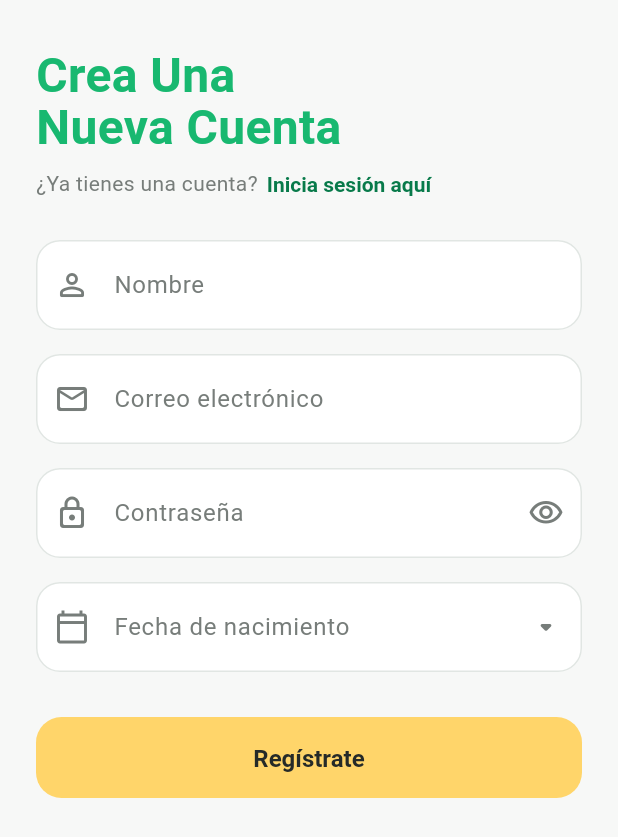
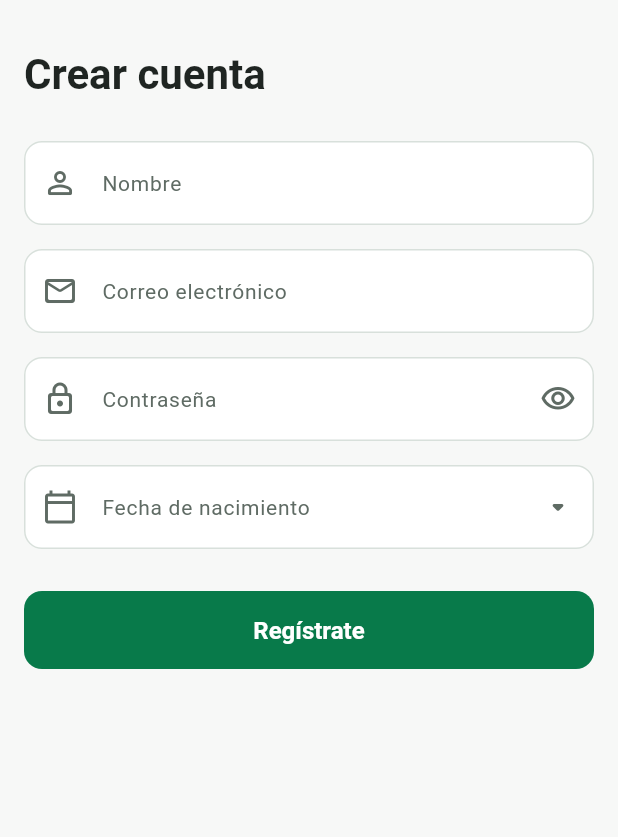
Before and after one commit to AndresRafLopMaz/pdm2026d-equipo-05-giftify, a Flutter app: the screen it shows after launch, on a phone screen of 412 x 824 dp. Shown: the top 837 px of the screen. Run offline on Flutter 3.47's test engine with Material 3 defaults, Android fonts, the phone set to English and light mode, and no system bars; our stand-ins replace flutter_riverpod, shared_preferences, sqflite; accounts and stored records are empty.

Commit message:
style: simplificar registro

```diff
--- a/giftify/lib/features/auth/screens/register_screen.dart
+++ b/giftify/lib/features/auth/screens/register_screen.dart
@@ -1,7 +1,6 @@
 import 'package:flutter/material.dart';
 
 import '../../../app/app_router.dart';
-import '../../../core/theme/app_theme.dart';
 import '../../../shared/models/user_profile.dart';
 
 class RegisterScreen extends StatefulWidget {
@@ -68,16 +67,6 @@ class _RegisterScreenState extends State<RegisterScreen> {
     setState(() {
       _obscurePassword = !_obscurePassword;
     });
-  }
-
-  void _showLoginMessage() {
-    ScaffoldMessenger.of(context).hideCurrentSnackBar();
-    ScaffoldMessenger.of(context).showSnackBar(
-      const SnackBar(
-        content: Text('Inicio de sesión disponible próximamente.'),
-        behavior: SnackBarBehavior.floating,
-      ),
-    );
   }
 
   String? _validateName(String? value) {
@@ -188,84 +177,41 @@ class _RegisterScreenState extends State<RegisterScreen> {
           content: Text(
             'No se pudo completar el registro. Intenta nuevamente.',
           ),
-          behavior: SnackBarBehavior.floating,
         ),
       );
     }
   }
 
-  InputDecoration _fieldDecoration({
-    required String label,
-    required IconData icon,
-    Widget? suffixIcon,
-  }) {
-    return InputDecoration(
-      labelText: label,
-      labelStyle: const TextStyle(color: textoSecundario),
-      prefixIcon: Icon(icon, color: textoSecundario),
-      suffixIcon: suffixIcon,
-      filled: true,
-      fillColor: Colors.white,
-      contentPadding: const EdgeInsets.symmetric(horizontal: 18, vertical: 18),
-      border: OutlineInputBorder(
-        borderRadius: BorderRadius.circular(16),
-        borderSide: const BorderSide(color: Color(0xFFE1E6E3)),
-      ),
-      enabledBorder: OutlineInputBorder(
-        borderRadius: BorderRadius.circular(16),
-        borderSide: const BorderSide(color: Color(0xFFE1E6E3)),
-      ),
-      focusedBorder: OutlineInputBorder(
-        borderRadius: BorderRadius.circular(16),
-        borderSide: const BorderSide(color: verdePrincipal, width: 1.6),
-      ),
-    );
-  }
-
   @override
   Widget build(BuildContext context) {
+    final theme = Theme.of(context);
+    final colors = theme.colorScheme;
+    final horizontalPadding = MediaQuery.sizeOf(context).width >= 600
+        ? 24.0
+        : 16.0;
+
     return Scaffold(
       body: SafeArea(
         child: SingleChildScrollView(
-          padding: const EdgeInsets.fromLTRB(24, 32, 24, 32),
+          padding: EdgeInsets.fromLTRB(
+            horizontalPadding,
+            32,
+            horizontalPadding,
+            32,
+          ),
+          child: Center(
+            child: ConstrainedBox(
+              constraints: const BoxConstraints(maxWidth: 560),
               child: Form(
                 key: _formKey,
                 child: Column(
                   crossAxisAlignment: CrossAxisAlignment.stretch,
                   children: [
-                const Text(
-                  'Crea Una\nNueva Cuenta',
-                  style: TextStyle(
-                    color: verdePrincipal,
-                    fontSize: 32,
-                    height: 1.1,
-                    fontWeight: FontWeight.bold,
+                    Text(
+                      'Crear cuenta',
+                      style: theme.textTheme.displaySmall?.copyWith(
+                        color: colors.onSurface,
                       ),
-                ),
-                const SizedBox(height: 10),
-                Wrap(
-                  crossAxisAlignment: WrapCrossAlignment.center,
-                  children: [
-                    const Text(
-                      '¿Ya tienes una cuenta?',
-                      style: TextStyle(color: textoSecundario, fontSize: 14),
-                    ),
-                    TextButton(
-                      onPressed: _showLoginMessage,
-                      style: TextButton.styleFrom(
-                        padding: const EdgeInsets.symmetric(horizontal: 6),
-                        minimumSize: const Size(0, 0),
-                        tapTargetSize: MaterialTapTargetSize.shrinkWrap,
-                      ),
-                      child: const Text(
-                        'Inicia sesión aquí',
-                        style: TextStyle(
-                          color: verdeOscuro,
-                          fontWeight: FontWeight.bold,
-                        ),
-                      ),
-                    ),
-                  ],
                     ),
                     const SizedBox(height: 28),
                     TextFormField(
@@ -273,9 +219,9 @@ class _RegisterScreenState extends State<RegisterScreen> {
                       textInputAction: TextInputAction.next,
                       textCapitalization: TextCapitalization.words,
                       validator: _validateName,
-                  decoration: _fieldDecoration(
-                    label: 'Nombre',
-                    icon: Icons.person_outline_rounded,
+                      decoration: const InputDecoration(
+                        labelText: 'Nombre',
+                        prefixIcon: Icon(Icons.person_outline_rounded),
                       ),
                     ),
                     const SizedBox(height: 16),
@@ -285,9 +231,9 @@ class _RegisterScreenState extends State<RegisterScreen> {
                       textInputAction: TextInputAction.next,
                       autocorrect: false,
                       validator: _validateEmail,
-                  decoration: _fieldDecoration(
-                    label: 'Correo electrónico',
-                    icon: Icons.mail_outline_rounded,
+                      decoration: const InputDecoration(
+                        labelText: 'Correo electrónico',
+                        prefixIcon: Icon(Icons.mail_outline_rounded),
                       ),
                     ),
                     const SizedBox(height: 16),
@@ -296,9 +242,9 @@ class _RegisterScreenState extends State<RegisterScreen> {
                       obscureText: _obscurePassword,
                       textInputAction: TextInputAction.next,
                       validator: _validatePassword,
-                  decoration: _fieldDecoration(
-                    label: 'Contraseña',
-                    icon: Icons.lock_outline_rounded,
+                      decoration: InputDecoration(
+                        labelText: 'Contraseña',
+                        prefixIcon: const Icon(Icons.lock_outline_rounded),
                         suffixIcon: IconButton(
                           onPressed: _togglePasswordVisibility,
                           tooltip: _obscurePassword
@@ -308,7 +254,6 @@ class _RegisterScreenState extends State<RegisterScreen> {
                             _obscurePassword
                                 ? Icons.visibility_outlined
                                 : Icons.visibility_off_outlined,
-                        color: textoSecundario,
                           ),
                         ),
                       ),
@@ -319,46 +264,29 @@ class _RegisterScreenState extends State<RegisterScreen> {
                       readOnly: true,
                       onTap: _pickBirthDate,
                       validator: _validateBirthDate,
-                  decoration: _fieldDecoration(
-                    label: 'Fecha de nacimiento',
-                    icon: Icons.calendar_today_outlined,
-                    suffixIcon: const Icon(
-                      Icons.arrow_drop_down_rounded,
-                      color: textoSecundario,
+                      decoration: const InputDecoration(
+                        labelText: 'Fecha de nacimiento',
+                        prefixIcon: Icon(Icons.calendar_today_outlined),
+                        suffixIcon: Icon(Icons.arrow_drop_down_rounded),
                       ),
                     ),
-                ),
-                const SizedBox(height: 30),
+                    const SizedBox(height: 28),
                     FilledButton(
                       onPressed: _isSubmitting ? null : _submit,
-                  style: FilledButton.styleFrom(
-                    backgroundColor: amarilloPrincipal,
-                    foregroundColor: textoPrincipal,
-                    disabledBackgroundColor: amarilloPrincipal,
-                    disabledForegroundColor: textoPrincipal,
-                    padding: const EdgeInsets.symmetric(vertical: 17),
-                    shape: RoundedRectangleBorder(
-                      borderRadius: BorderRadius.circular(17),
+                      child: _isSubmitting
+                          ? SizedBox(
+                              width: 20,
+                              height: 20,
+                              child: CircularProgressIndicator(
+                                strokeWidth: 2,
+                                color: colors.primary,
+                              ),
+                            )
+                          : const Text('Regístrate'),
+                    ),
+                  ],
                 ),
               ),
-                  child: _isSubmitting
-                      ? const SizedBox(
-                          width: 22,
-                          height: 22,
-                          child: CircularProgressIndicator(
-                            strokeWidth: 2.5,
-                            color: textoPrincipal,
-                          ),
-                        )
-                      : const Text(
-                          'Regístrate',
-                          style: TextStyle(
-                            fontSize: 16,
-                            fontWeight: FontWeight.bold,
-                          ),
-                        ),
-                ),
-              ],
             ),
           ),
         ),
```
Also changed, not shown: 1 other file. Lines whose indentation alone changed are shown as unchanged.
